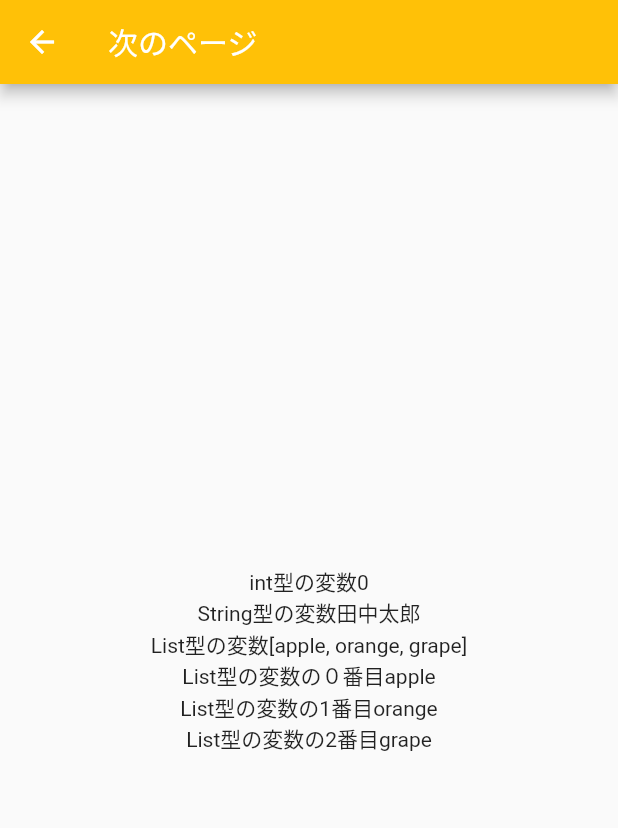
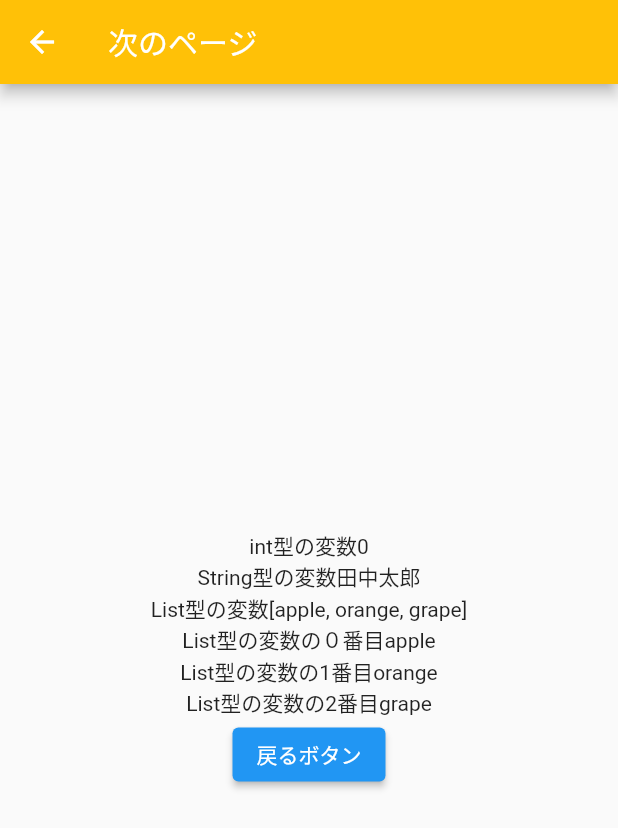
Before and after one commit to DeveloperJunichi/Flutter-DEMO-APP, a Flutter app: the Other screen opened directly, on a phone screen of 412 x 824 dp. Shown: the top 828 px of the screen. Run offline on Flutter 3.47's test engine with Material 2 defaults, Android fonts, the phone set to English and light mode, and no system bars; our stand-ins replace get.

Commit message:
戻るボタンを追加

```diff
--- a/lib/other_page.dart
+++ b/lib/other_page.dart
@@ -30,6 +30,7 @@ class Other extends StatelessWidget {
               Text("List型の変数の０番目${c.list[0]}"),
               Text("List型の変数の1番目${c.list[1]}"),
               Text("List型の変数の2番目${c.list[2]}"),
+              ElevatedButton(onPressed: () => Get.back(), child: Text("戻るボタン"))
             ],
           ),
         )));
```
